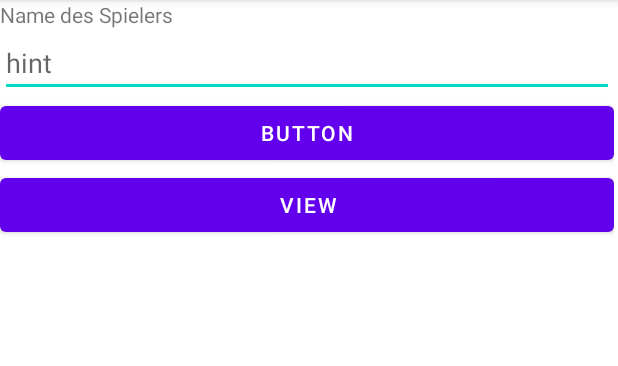
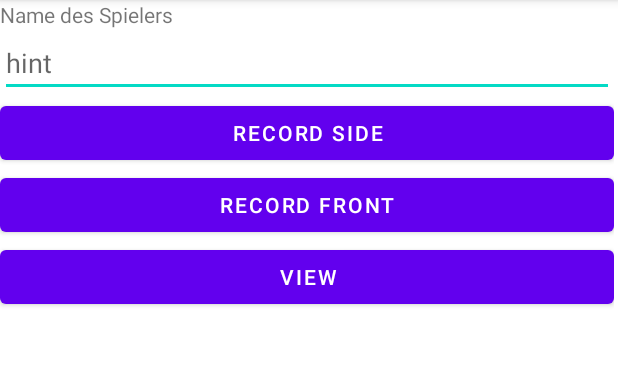
Before and after one commit to Niklas7400/OrthoViewe, an Android app: the screen it shows after launch (MainActivity), on a phone screen of 412 x 824 dp, the part 84-450 px from its top. Run offline under Robolectric (Android 15) with nearby library versions, the phone set to English and light mode, and no system bars.

Commit message:
Aufnahem seite und vorne

```diff
--- a/app/src/main/java/com/example/orthoviewe/MainActivity.java
+++ b/app/src/main/java/com/example/orthoviewe/MainActivity.java
@@ -38,14 +38,26 @@ public class MainActivity extends AppCompatActivity {
         setContentView(R.layout.activity_main);
 
         editTextFileName = findViewById(R.id.name);
-        Button btnRecordVideo = findViewById(R.id.btnRecordVideo);
+        Button btnRecordFront = findViewById(R.id.btnRecordFront);
+        Button btnRecordSide = findViewById(R.id.btnRecordSide);
         Button btnViewVideo = findViewById(R.id.btnViewVideo);
 
-        btnRecordVideo.setOnClickListener(new View.OnClickListener() {
+        btnRecordFront.setOnClickListener(new View.OnClickListener() {
             @Override
             public void onClick(View v) {
                 if (checkPermission()) {
-                    startRecording();
+                    startRecording("front ");
+                } else {
+                    requestPermission();
+                }
+            }
+        });
+
+        btnRecordSide.setOnClickListener(new View.OnClickListener() {
+            @Override
+            public void onClick(View v) {
+                if (checkPermission()) {
+                    startRecording("side ");
                 } else {
                     requestPermission();
                 }
@@ -60,8 +72,8 @@ public class MainActivity extends AppCompatActivity {
         });
     }
 
-    private void startRecording() {
-        String fileName = editTextFileName.getText().toString().trim();
+    private void startRecording(String view) {
+        String fileName = view+editTextFileName.getText().toString().trim();
         if (fileName.isEmpty()) {
             Toast.makeText(this, "Please enter a file name", Toast.LENGTH_SHORT).show();
             return;
@@ -114,7 +126,7 @@ public class MainActivity extends AppCompatActivity {
     public void onRequestPermissionsResult(int requestCode, @NonNull String[] permissions, @NonNull int[] grantResults) {
         if (requestCode == PERMISSION_REQUEST_CODE) {
             if (grantResults.length > 0 && grantResults[0] == PackageManager.PERMISSION_GRANTED) {
-                startRecording();
+                startRecording("front ");
             } else {
                 Toast.makeText(this, "Permission Denied!", Toast.LENGTH_SHORT).show();
             }
--- a/app/src/main/res/layout/activity_main.xml
+++ b/app/src/main/res/layout/activity_main.xml
@@ -28,10 +28,17 @@
             android:hint="hint" />
 
         <Button
-            android:id="@+id/btnRecordVideo"
+            android:id="@+id/btnRecordSide"
             android:layout_width="match_parent"
             android:layout_height="wrap_content"
-            android:text="Button" />
+            android:text="Record Side" />
+
+        <Button
+            android:id="@+id/btnRecordFront"
+            android:layout_width="match_parent"
+            android:layout_height="wrap_content"
+            android:text="Record Front"/>
+
 
         <Button
             android:id="@+id/btnViewVideo"
@@ -46,4 +53,5 @@
 
         </com.google.android.material.textfield.TextInputLayout>
     </LinearLayout>
+
 </androidx.constraintlayout.widget.ConstraintLayout>
```
